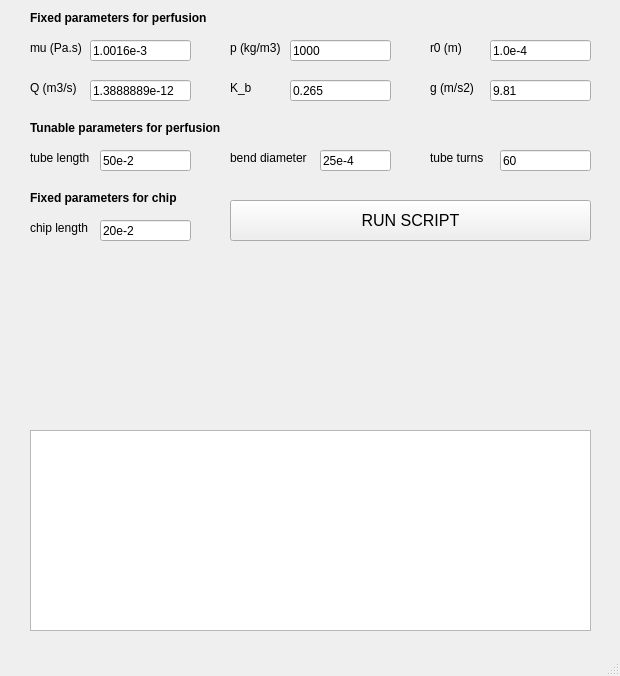
Above: appGUI.ui from JuanCamiloGS/VivoStreamGUI before the change. Below: the same form after it.
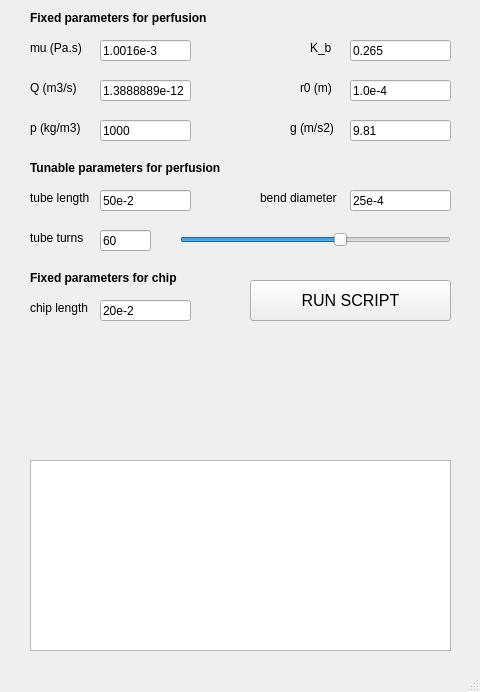
That is the form after the change. Icons and pictures are not drawn.

Commit message: Add tube turns slider + logo

What changed in the file:
```diff
--- a/appGUI.ui
+++ b/appGUI.ui
@@ -6,8 +6,8 @@
    <rect>
     <x>0</x>
     <y>0</y>
-    <width>620</width>
-    <height>676</height>
+    <width>480</width>
+    <height>692</height>
    </rect>
   </property>
   <property name="windowTitle">
@@ -17,9 +17,9 @@
    <widget class="QPushButton" name="pushButton">
     <property name="geometry">
      <rect>
-      <x>230</x>
-      <y>200</y>
-      <width>361</width>
+      <x>250</x>
+      <y>280</y>
+      <width>201</width>
       <height>41</height>
      </rect>
     </property>
@@ -39,9 +39,9 @@
     <property name="geometry">
      <rect>
       <x>30</x>
-      <y>430</y>
-      <width>561</width>
-      <height>201</height>
+      <y>460</y>
+      <width>421</width>
+      <height>191</height>
      </rect>
     </property>
    </widget>
@@ -79,8 +79,8 @@
    <widget class="QLabel" name="label_3">
     <property name="geometry">
      <rect>
-      <x>230</x>
-      <y>40</y>
+      <x>30</x>
+      <y>120</y>
       <width>61</width>
       <height>16</height>
      </rect>
@@ -92,8 +92,8 @@
    <widget class="QLabel" name="label_4">
     <property name="geometry">
      <rect>
-      <x>430</x>
-      <y>40</y>
+      <x>300</x>
+      <y>80</y>
       <width>61</width>
       <height>16</height>
      </rect>
@@ -105,9 +105,9 @@
    <widget class="QLabel" name="label_5">
     <property name="geometry">
      <rect>
-      <x>230</x>
-      <y>80</y>
-      <width>61</width>
+      <x>310</x>
+      <y>40</y>
+      <width>31</width>
       <height>16</height>
      </rect>
     </property>
@@ -131,9 +131,9 @@
    <widget class="QLabel" name="label_7">
     <property name="geometry">
      <rect>
-      <x>430</x>
-      <y>80</y>
-      <width>61</width>
+      <x>290</x>
+      <y>120</y>
+      <width>51</width>
       <height>16</height>
      </rect>
     </property>
@@ -144,9 +144,9 @@
    <widget class="QLineEdit" name="lineEditMu">
     <property name="geometry">
      <rect>
-      <x>90</x>
+      <x>100</x>
       <y>40</y>
-      <width>101</width>
+      <width>91</width>
       <height>21</height>
      </rect>
     </property>
@@ -157,9 +157,9 @@
    <widget class="QLineEdit" name="lineEditP">
     <property name="geometry">
      <rect>
-      <x>290</x>
-      <y>40</y>
-      <width>101</width>
+      <x>100</x>
+      <y>120</y>
+      <width>91</width>
       <height>21</height>
      </rect>
     </property>
@@ -170,8 +170,8 @@
    <widget class="QLineEdit" name="lineEditR0">
     <property name="geometry">
      <rect>
-      <x>490</x>
-      <y>40</y>
+      <x>350</x>
+      <y>80</y>
       <width>101</width>
       <height>21</height>
      </rect>
@@ -183,8 +183,8 @@
    <widget class="QLineEdit" name="lineEditKb">
     <property name="geometry">
      <rect>
-      <x>290</x>
-      <y>80</y>
+      <x>350</x>
+      <y>40</y>
       <width>101</width>
       <height>21</height>
      </rect>
@@ -196,8 +196,8 @@
    <widget class="QLineEdit" name="lineEditG">
     <property name="geometry">
      <rect>
-      <x>490</x>
-      <y>80</y>
+      <x>350</x>
+      <y>120</y>
       <width>101</width>
       <height>21</height>
      </rect>
@@ -209,9 +209,9 @@
    <widget class="QLineEdit" name="lineEditQ">
     <property name="geometry">
      <rect>
-      <x>90</x>
+      <x>100</x>
       <y>80</y>
-      <width>101</width>
+      <width>91</width>
       <height>21</height>
      </rect>
     </property>
@@ -222,9 +222,9 @@
    <widget class="QLineEdit" name="lineEditBD">
     <property name="geometry">
      <rect>
-      <x>320</x>
-      <y>150</y>
-      <width>71</width>
+      <x>350</x>
+      <y>190</y>
+      <width>101</width>
       <height>21</height>
      </rect>
     </property>
@@ -236,7 +236,7 @@
     <property name="geometry">
      <rect>
       <x>30</x>
-      <y>120</y>
+      <y>160</y>
       <width>191</width>
       <height>16</height>
      </rect>
@@ -253,8 +253,8 @@
    <widget class="QLabel" name="label_9">
     <property name="geometry">
      <rect>
-      <x>230</x>
-      <y>150</y>
+      <x>260</x>
+      <y>190</y>
       <width>81</width>
       <height>16</height>
      </rect>
@@ -266,9 +266,9 @@
    <widget class="QLineEdit" name="lineEditTT">
     <property name="geometry">
      <rect>
-      <x>500</x>
-      <y>150</y>
-      <width>91</width>
+      <x>100</x>
+      <y>230</y>
+      <width>51</width>
       <height>21</height>
      </rect>
     </property>
@@ -280,7 +280,7 @@
     <property name="geometry">
      <rect>
       <x>30</x>
-      <y>150</y>
+      <y>190</y>
       <width>91</width>
       <height>16</height>
      </rect>
@@ -292,8 +292,8 @@
    <widget class="QLabel" name="label_11">
     <property name="geometry">
      <rect>
-      <x>430</x>
-      <y>150</y>
+      <x>30</x>
+      <y>230</y>
       <width>61</width>
       <height>16</height>
      </rect>
@@ -306,7 +306,7 @@
     <property name="geometry">
      <rect>
       <x>100</x>
-      <y>150</y>
+      <y>190</y>
       <width>91</width>
       <height>21</height>
      </rect>
@@ -319,7 +319,7 @@
     <property name="geometry">
      <rect>
       <x>30</x>
-      <y>220</y>
+      <y>300</y>
       <width>61</width>
       <height>16</height>
      </rect>
@@ -332,7 +332,7 @@
     <property name="geometry">
      <rect>
       <x>30</x>
-      <y>190</y>
+      <y>270</y>
       <width>181</width>
       <height>16</height>
      </rect>
@@ -350,7 +350,7 @@
     <property name="geometry">
      <rect>
       <x>100</x>
-      <y>220</y>
+      <y>300</y>
       <width>91</width>
       <height>21</height>
      </rect>
@@ -363,9 +363,9 @@
     <property name="geometry">
      <rect>
       <x>30</x>
-      <y>270</y>
-      <width>561</width>
-      <height>131</height>
+      <y>340</y>
+      <width>421</width>
+      <height>101</height>
      </rect>
     </property>
     <property name="text">
@@ -378,6 +378,28 @@
      <bool>true</bool>
     </property>
    </widget>
+   <widget class="QSlider" name="horizontalSlider">
+    <property name="geometry">
+     <rect>
+      <x>180</x>
+      <y>230</y>
+      <width>271</width>
+      <height>20</height>
+     </rect>
+    </property>
+    <property name="minimum">
+     <number>1</number>
+    </property>
+    <property name="maximum">
+     <number>100</number>
+    </property>
+    <property name="sliderPosition">
+     <number>60</number>
+    </property>
+    <property name="orientation">
+     <enum>Qt::Horizontal</enum>
+    </property>
+   </widget>
   </widget>
   <widget class="QMenuBar" name="menubar">
    <property name="geometry">
```
Left out of the diff: 4 changed lines with no effect on the pictures. The commit also changes 3 other files.
